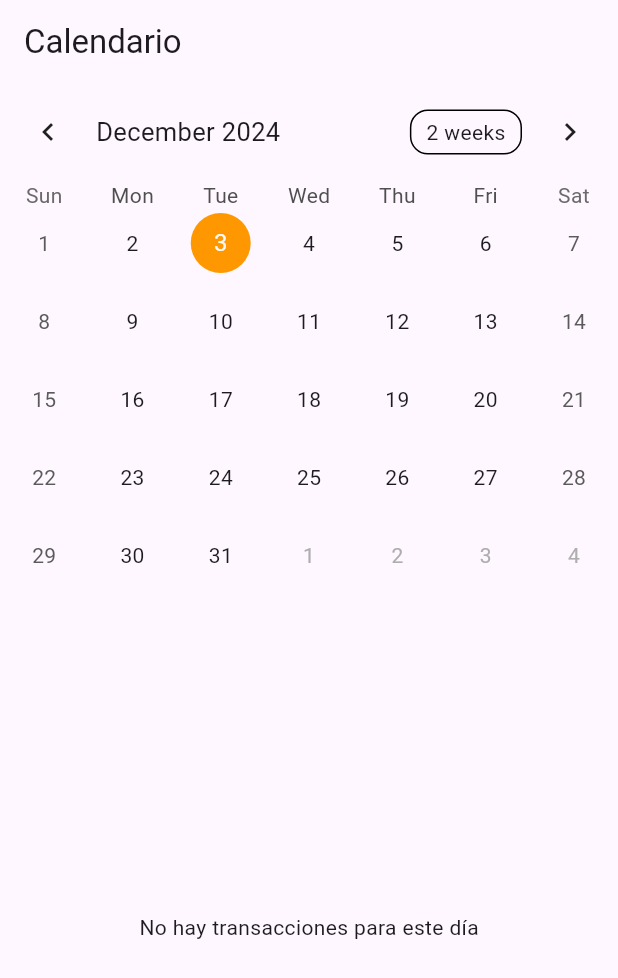
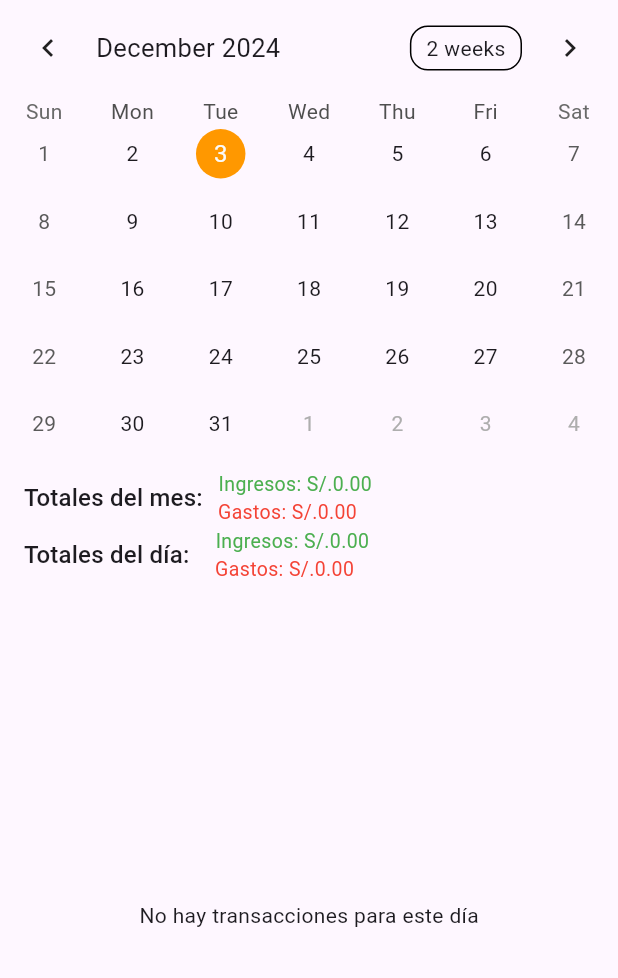
Before and after one commit to sebasinmiedo/app-finance, a Flutter app: the CalendarioScreen screen opened directly, on a phone screen of 412 x 824 dp. Shown: the top 978 px of the screen. Run offline on Flutter 3.47's test engine with Material 3 defaults, Android fonts, the phone set to English and light mode, and no system bars; drawn by our look-alikes of table_calendar; our stand-ins replace fl_chart, sqflite; missing offline and left inert: month_year_picker; accounts and stored records are empty.

Commit message:
TableCalendar con filtro dia/mes

```diff
--- a/lib/screens/calendario.dart
+++ b/lib/screens/calendario.dart
@@ -1,3 +1,4 @@
+import 'package:app_finance/database/db_helper.dart';
 import 'package:flutter/material.dart';
 import 'package:table_calendar/table_calendar.dart';
 
@@ -9,39 +10,47 @@ class CalendarioScreen extends StatefulWidget {
 }
 
 class _CalendarioScreenState extends State<CalendarioScreen> {
-  // Fecha seleccionada
   DateTime _fechaSeleccionada = DateTime.now();
+  List<Map<String, dynamic>> _transacciones = [];
+  Map<String, double> _totalesDia = {'ingresos': 0.0, 'egresos': 0.0};
+  Map<String, double> _totalesMes = {'ingresos': 0.0, 'egresos': 0.0};
 
-  // Simulación de transacciones
-  final Map<String, List<Map<String, dynamic>>> _transaccionesPorFecha = {
-    '2024-12-01': [
-      {'titulo': 'Cepillo de dientes', 'monto': 12.0},
-      {'titulo': 'Jabón', 'monto': 8.0},
-    ],
-    '2024-12-02': [
-      {'titulo': 'Propina', 'monto': 15.0},
-      {'titulo': 'Sueldo', 'monto': 100.0},
-    ],
-  };
+  @override
+  void initState() {
+    super.initState();
+    _cargarTransacciones(_fechaSeleccionada);
+  }
 
-  // Obtener transacciones para la fecha seleccionada
-  List<Map<String, dynamic>> _obtenerTransacciones(DateTime fecha) {
-    String claveFecha = fecha.toIso8601String().split('T').first;
-    return _transaccionesPorFecha[claveFecha] ?? [];
+  Future<void> _cargarTotales(DateTime fecha) async {
+    // Carga los totales para el día y el mes
+    final totalesDia = await BasedatoHelper().obtenerTotalesPorDia(fecha);
+    final totalesMes = await BasedatoHelper().obtenerTotalesPorMes(fecha);
+
+    setState(() {
+      _totalesDia = totalesDia;
+      _totalesMes = totalesMes;
+    });
+  }
+
+  // Función para cargar transacciones desde la base de datos
+  Future<void> _cargarTransacciones(DateTime fecha) async {
+    List<Map<String, dynamic>> transacciones =
+        await BasedatoHelper().obtenerTransaccionesPorFecha(fecha);
+    setState(() {
+      _transacciones = transacciones;
+    });
+
+    // Cargar los totales
+    _cargarTotales(fecha);
   }
 
   @override
   Widget build(BuildContext context) {
-    // Transacciones del día seleccionado
-    List<Map<String, dynamic>> transacciones =
-        _obtenerTransacciones(_fechaSeleccionada);
-
     return Scaffold(
-      appBar: AppBar(title: Text('Calendario')),
       body: Column(
         children: [
-          // Calendario
           TableCalendar(
+            rowHeight: 45,
             firstDay: DateTime.utc(2020, 1, 1),
             lastDay: DateTime.utc(2030, 12, 31),
             focusedDay: _fechaSeleccionada,
@@ -50,31 +59,115 @@ class _CalendarioScreenState extends State<CalendarioScreen> {
               setState(() {
                 _fechaSeleccionada = selectedDay;
               });
+              _cargarTransacciones(selectedDay);
             },
-            calendarStyle: CalendarStyle(
+            calendarStyle: const CalendarStyle(
               todayDecoration:
                   BoxDecoration(color: Colors.blue, shape: BoxShape.circle),
               selectedDecoration:
                   BoxDecoration(color: Colors.orange, shape: BoxShape.circle),
             ),
           ),
-          const SizedBox(height: 16),
-          // Mostrar las transacciones del día seleccionado
+          const SizedBox(height: 8),
+          // Totales
+          Padding(
+            padding: const EdgeInsets.symmetric(horizontal: 16.0),
+            child: Column(
+              crossAxisAlignment: CrossAxisAlignment.stretch,
+              children: [
+                Row(
+                  children: [
+                    Text(
+                      'Totales del mes:',
+                      style: Theme.of(context).textTheme.titleMedium,
+                    ),
+                    Column(
+                      children: [
+                        Text(
+                          '   Ingresos: S/.${_totalesMes['ingresos']!.toStringAsFixed(2)}',
+                          style: const TextStyle(
+                            color: Colors.green,
+                            fontSize: 13,
+                          ),
+                        ),
+                        Text(
+                          'Gastos: S/.${_totalesMes['egresos']!.toStringAsFixed(2)}',
+                          style: const TextStyle(
+                            color: Colors.red,
+                            fontSize: 13,
+                          ),
+                        ),
+                      ],
+                    ),
+                  ],
+                ),
+                Row(
+                  children: [
+                    const SizedBox(height: 8),
+                    Text(
+                      'Totales del día:',
+                      style: Theme.of(context).textTheme.titleMedium,
+                    ),
+                    Column(
+                      children: [
+                        Text(
+                          '     Ingresos: S/.${_totalesDia['ingresos']!.toStringAsFixed(2)}',
+                          style: const TextStyle(
+                            color: Colors.green,
+                            fontSize: 13,
+                          ),
+                        ),
+                        Text(
+                          '  Gastos: S/.${_totalesDia['egresos']!.toStringAsFixed(2)}',
+                          style: const TextStyle(
+                            color: Colors.red,
+                            fontSize: 13,
+                          ),
+                        ),
+                      ],
+                    ),
+                  ],
+                ),
+              ],
+            ),
+          ),
+          const SizedBox(height: 8),
           Expanded(
-            child: transacciones.isNotEmpty
+            child: _transacciones.isNotEmpty
                 ? ListView.builder(
-                    itemCount: transacciones.length,
+                    itemCount: _transacciones.length,
                     itemBuilder: (context, index) {
-                      final transaccion = transacciones[index];
+                      final transaccion = _transacciones[index];
+                      final esIngreso = transaccion['tipo'] == 'ingreso';
+
                       return ListTile(
-                        title: Text(transaccion['titulo']),
-                        subtitle:
-                            Text('Monto: \$${transaccion['monto'].toString()}'),
+                        title: Text(
+                          transaccion['titulo'],
+                          style: const TextStyle(
+                              fontWeight: FontWeight.bold, fontSize: 17),
+                        ),
+                        subtitle: Column(
+                          crossAxisAlignment: CrossAxisAlignment.start,
+                          children: [
+                            Text(
+                              'Monto: S/.${transaccion['monto'].toString()}',
+                              style: TextStyle(
+                                color: esIngreso ? Colors.green : Colors.red,
+                                fontWeight: FontWeight.bold,
+                              ),
+                            ),
+                            Text(
+                                'Categoría: ${transaccion['categoria_nombre']}'),
+                            Text('Grupo: ${transaccion['grupo_nombre']}'),
+                          ],
+                        ),
+                        isThreeLine: true,
                       );
                     },
                   )
                 : const Center(
-                    child: Text('No hay transacciones para este día')),
+                    child: Text('No hay transacciones para este día'),
+                  ),
           ),
         ],
       ),
```
Also changed, not shown: lib/database/db_helper.dart (+95 -0 lines).
